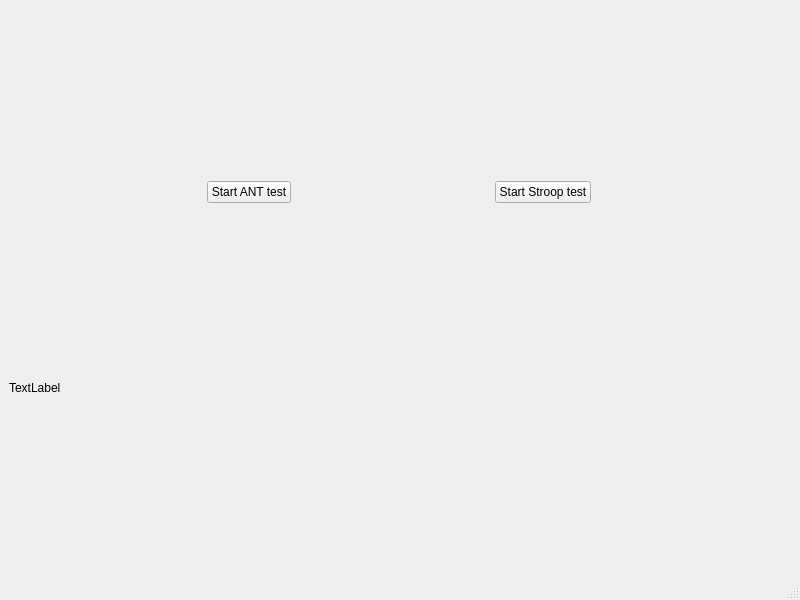
Niboshi1/AttentionTest, file mainwindow.ui: the form before one commit.
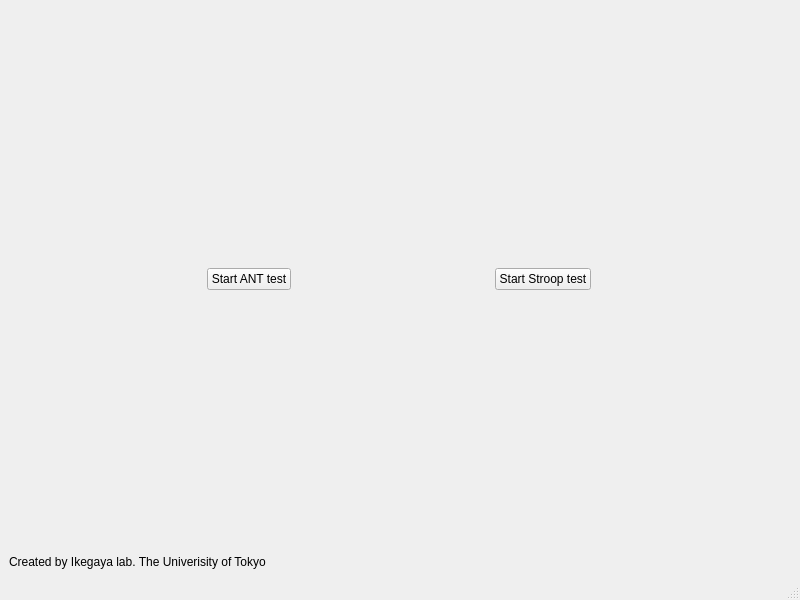
The form after the commit.

```diff
--- a/mainwindow.ui
+++ b/mainwindow.ui
@@ -16,8 +16,8 @@
   <widget class="QWidget" name="centralwidget">
    <layout class="QVBoxLayout" name="verticalLayout">
     <item>
-     <layout class="QGridLayout" name="gridLayout">
-      <item row="0" column="0">
+     <layout class="QHBoxLayout" name="horizontalLayout">
+      <item>
        <widget class="QPushButton" name="pushButton_ant">
         <property name="sizePolicy">
          <sizepolicy hsizetype="Fixed" vsizetype="Fixed">
@@ -30,7 +30,7 @@
         </property>
        </widget>
       </item>
-      <item row="0" column="1">
+      <item alignment="Qt::AlignVCenter">
        <widget class="QPushButton" name="pushButton_stroop">
         <property name="sizePolicy">
          <sizepolicy hsizetype="Fixed" vsizetype="Fixed">
@@ -54,7 +54,7 @@
        </sizepolicy>
       </property>
       <property name="text">
-       <string>TextLabel</string>
+       <string>Created by Ikegaya lab. The Univerisity of Tokyo</string>
       </property>
      </widget>
     </item>
```
